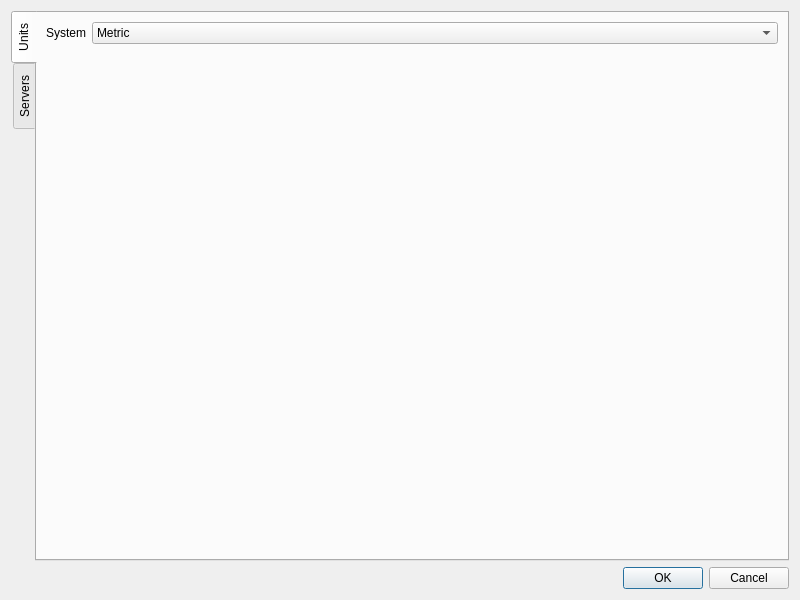
This is resources/ui/settings.ui in TomFryers/activate as Qt 5 draws it before an edit. The edited form follows.
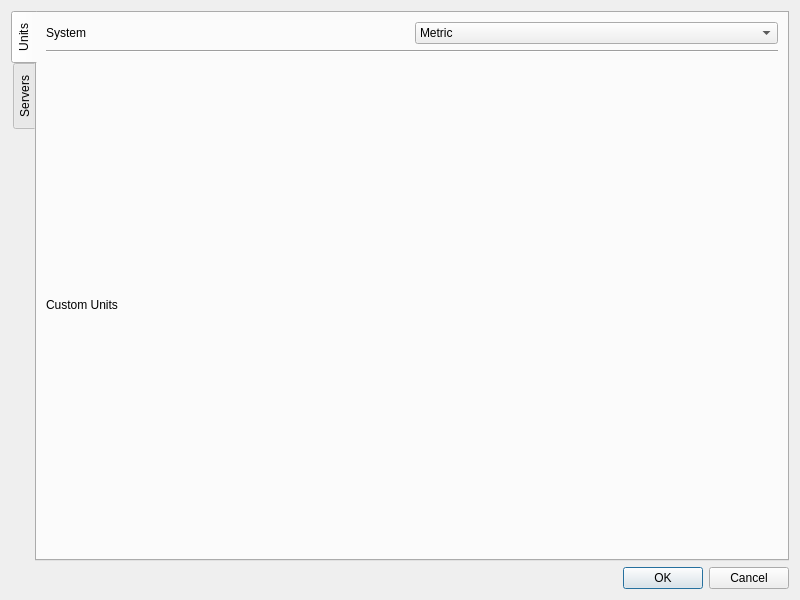
This is the edited form. Custom widgets are drawn as their Qt base class.

Commit message: Add unit system customisation

Diff of the .ui file:
```diff
--- a/resources/ui/settings.ui
+++ b/resources/ui/settings.ui
@@ -26,15 +26,17 @@
       <attribute name="title">
        <string>Units</string>
       </attribute>
-      <layout class="QFormLayout" name="units_tab_layout">
-       <item row="0" column="0">
+      <layout class="QVBoxLayout" name="units_tab_layout">
+       <item>
+        <layout class="QHBoxLayout" name="unit_system_layout">
+         <item>
         <widget class="QLabel" name="system_label">
          <property name="text">
           <string>System</string>
          </property>
         </widget>
        </item>
-       <item row="0" column="1">
+         <item>
         <widget class="QComboBox" name="unit_system">
          <item>
           <property name="text">
@@ -46,6 +48,22 @@
            <string>Imperial</string>
           </property>
          </item>
+          </widget>
+         </item>
+        </layout>
+       </item>
+       <item>
+        <widget class="Line" name="line">
+         <property name="orientation">
+          <enum>Qt::Horizontal</enum>
+         </property>
+        </widget>
+       </item>
+       <item>
+        <widget class="QLabel" name="custom_units_heading">
+         <property name="text">
+          <string>Custom Units</string>
+         </property>
         </widget>
        </item>
       </layout>
```
Lines whose indentation alone changed are shown as unchanged. The commit also changes 8 other files.
